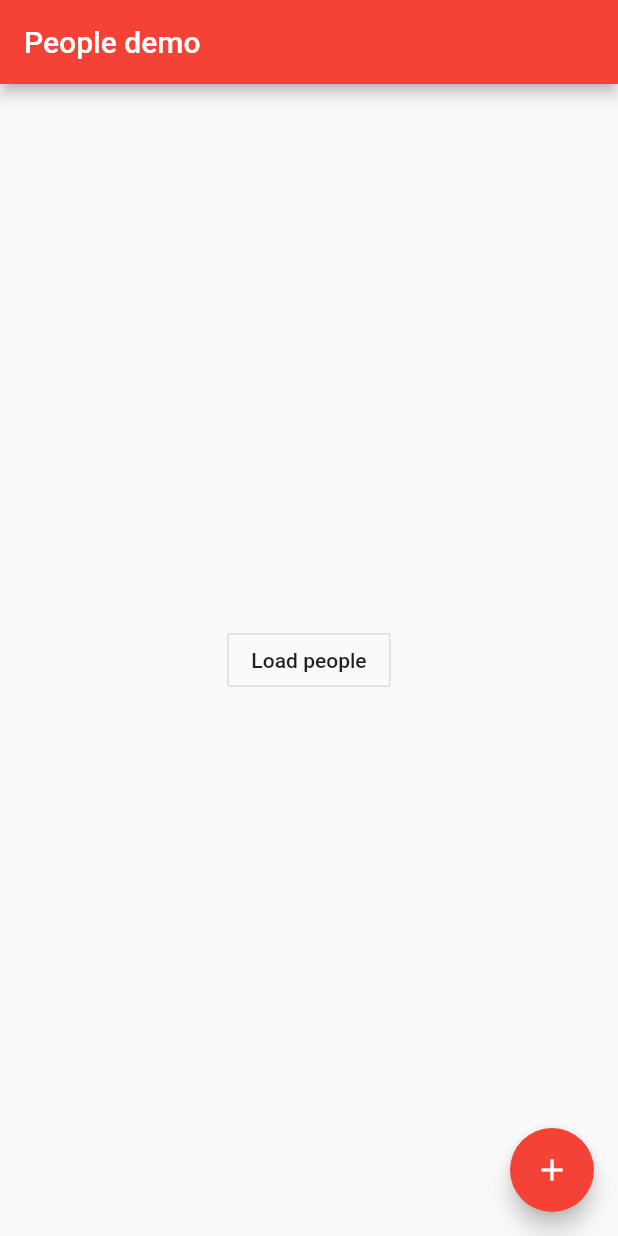
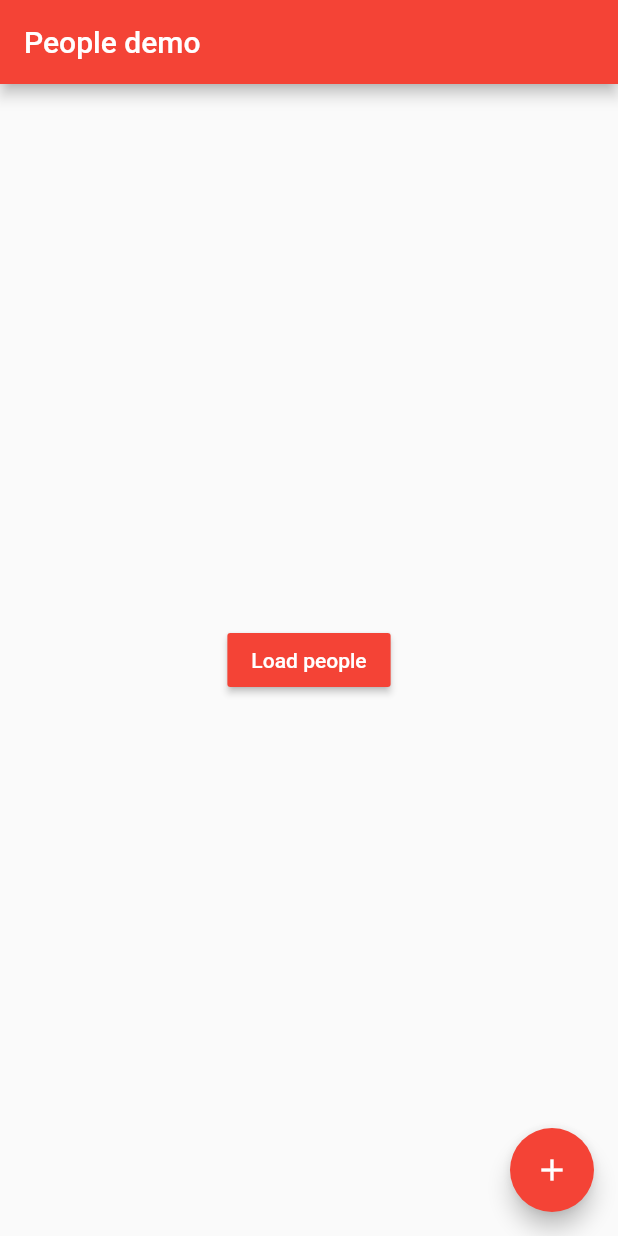
Before and after one commit to Code-Dream-Dev/Flutter-People-Demo, a Flutter app: the screen it shows after launch, on a phone screen of 412 x 824 dp. Run offline on Flutter 3.47's test engine with Material 2 defaults, Android fonts, the phone set to English and light mode, and no system bars; our stand-ins replace bloc, dio, equatable, flutter_bloc.

Commit message:
Implemented BLoC for Home page

```diff
--- /dev/null
+++ b/lib/home_new/bloc/home_page_bloc.dart
@@ -0,0 +1,22 @@
+import 'package:bloc/bloc.dart';
+import 'package:equatable/equatable.dart';
+import 'package:flutter/material.dart';
+import 'package:flutter_people_demo/models/person.dart';
+import 'package:flutter_people_demo/rest_client.dart';
+
+part 'home_page_event.dart';
+part 'home_page_state.dart';
+
+class HomePageBloc extends Bloc<HomePageEvent, HomePageState> {
+  HomePageBloc({@required this.client}) : super(HomePageInitial()) {
+    on<HomePageInit>((event, emit) async {
+      emit(HomePageLoading());
+
+      final people = await client.getPeople(25);
+
+      emit(HomePageLoaded(people: people));
+    });
+  }
+
+  final RestClient client;
+}
--- /dev/null
+++ b/lib/home_new/bloc/home_page_event.dart
@@ -0,0 +1,10 @@
+part of 'home_page_bloc.dart';
+
+abstract class HomePageEvent extends Equatable {
+  const HomePageEvent();
+
+  @override
+  List<Object> get props => [];
+}
+
+class HomePageInit extends HomePageEvent {}
--- /dev/null
+++ b/lib/home_new/bloc/home_page_state.dart
@@ -0,0 +1,22 @@
+part of 'home_page_bloc.dart';
+
+abstract class HomePageState extends Equatable {
+  const HomePageState();
+
+  @override
+  List<Object> get props => [];
+}
+
+class HomePageInitial extends HomePageState {}
+
+class HomePageLoading extends HomePageState {}
+
+class HomePageLoaded extends HomePageState {
+
+  HomePageLoaded({@required this.people});
+
+  final List<Person> people;
+
+  @override
+  List<Object> get props => [people];
+}
--- /dev/null
+++ b/lib/home_new/home_page_new.dart
@@ -0,0 +1,45 @@
+import 'package:flutter/material.dart';
+import 'package:flutter_bloc/flutter_bloc.dart';
+import 'package:flutter_people_demo/home/person_item.dart';
+import 'package:flutter_people_demo/home_new/bloc/home_page_bloc.dart';
+
+class HomePageNew extends StatefulWidget {
+  @override
+  _HomePageNewState createState() => _HomePageNewState();
+}
+
+class _HomePageNewState extends State<HomePageNew> {
+  @override
+  Widget build(BuildContext context) {
+    return Scaffold(
+      appBar: AppBar(title: Text("People demo")),
+      body: BlocBuilder<HomePageBloc, HomePageState>(
+        builder: (context, state) {
+          if (state is HomePageLoading)
+            return Center(child: CircularProgressIndicator());
+          else if (state is HomePageLoaded)
+            return ListView(
+                children: state.people
+                    .map(
+                      (person) => PersonItem(
+                        person: person,
+                      ),
+                    )
+                    .toList());
+          else
+            return Center(
+              child: MaterialButton(
+                color: Theme.of(context).primaryColor,
+                child: Text("Load people", style: TextStyle(color: Colors.white),),
+                onPressed: () => context.read<HomePageBloc>().add(HomePageInit()),
+              ),
+            );
+        },
+      ),
+      floatingActionButton: FloatingActionButton(
+        onPressed: () => print("!"),
+        child: Icon(Icons.add),
+      ),
+    );
+  }
+}
--- a/lib/main.dart
+++ b/lib/main.dart
@@ -1,7 +1,9 @@
-import 'package:flutter/cupertino.dart';
 import 'package:flutter/material.dart';
+import 'package:flutter_bloc/flutter_bloc.dart';
+import 'package:flutter_people_demo/home_new/bloc/home_page_bloc.dart';
+import 'package:flutter_people_demo/rest_client.dart';
 
-import 'home/home_page.dart';
+import 'home_new/home_page_new.dart';
 
 void main() {
   runApp(MyApp());
@@ -17,7 +19,10 @@ class MyApp extends StatelessWidget {
         primarySwatch: Colors.red,
         visualDensity: VisualDensity.adaptivePlatformDensity,
       ),
-      home: HomePage(),
+      home: BlocProvider<HomePageBloc>(
+        create: (context) => HomePageBloc(client: RestClient()),
+        child: HomePageNew(),
+      ),
     );
   }
 }
--- a/pubspec.yaml
+++ b/pubspec.yaml
@@ -23,9 +23,12 @@ environment:
 dependencies:
   flutter:
     sdk: flutter
+
   dio: 3.0.10
   intl: 0.16.1
   url_launcher: ^5.7.10
+  flutter_bloc: ^8.0.1
+  equatable: ^2.0.3
 
   # The following adds the Cupertino Icons font to your application.
   # Use with the CupertinoIcons class for iOS style icons.
```
Also changed, not shown: 2 other files.
